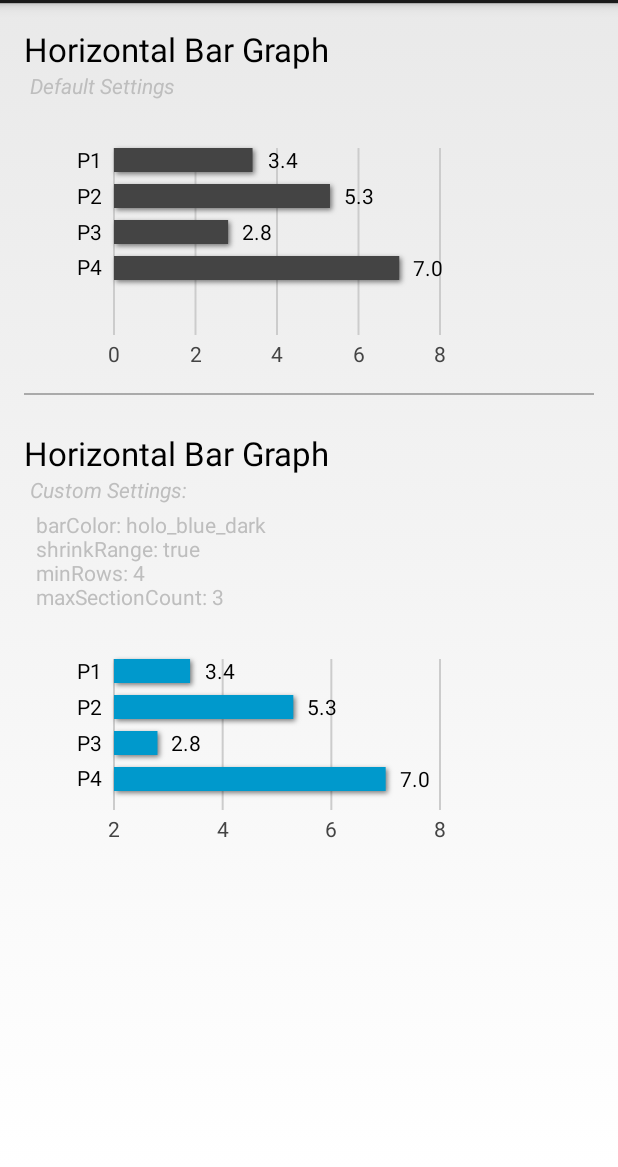
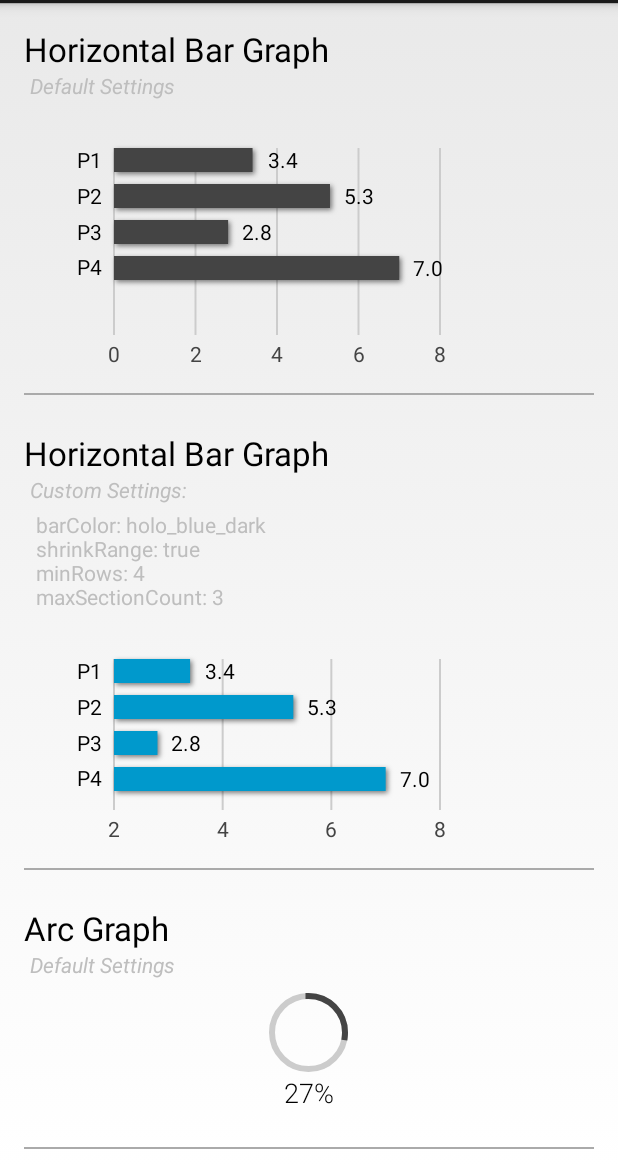
Before and after one commit to vertigo/family-plot, an Android app: the screen it shows after launch (MainActivity), on a phone screen of 412 x 824 dp, the part 69-1236 px from its top. Run offline under Robolectric (Android 15) with nearby library versions, the phone set to English and light mode, and no system bars.

Commit message:
Add arc graph

```diff
--- /dev/null
+++ b/library/src/main/java/com/vertigo/familyplot/library/ArcGraph.java
@@ -0,0 +1,137 @@
+/*
+ * Copyright 2014 Vertigo Software, Inc.
+ *
+ *    Licensed under the Apache License, Version 2.0 (the "License");
+ *    you may not use this file except in compliance with the License.
+ *    You may obtain a copy of the License at
+ *
+ *        http://www.apache.org/licenses/LICENSE-2.0
+ *
+ *    Unless required by applicable law or agreed to in writing, software
+ *    distributed under the License is distributed on an "AS IS" BASIS,
+ *    WITHOUT WARRANTIES OR CONDITIONS OF ANY KIND, either express or implied.
+ *    See the License for the specific language governing permissions and
+ *    limitations under the License.
+ */
+
+package com.vertigo.familyplot.library;
+
+import android.content.Context;
+import android.content.res.TypedArray;
+import android.graphics.Color;
+import android.util.AttributeSet;
+import android.view.View;
+import android.widget.FrameLayout;
+import android.widget.ImageView;
+import android.widget.RelativeLayout;
+import android.widget.TextView;
+
+import java.text.NumberFormat;
+
+public class ArcGraph extends RelativeLayout {
+
+    private ImageView mInnerImage;
+    private FrameLayout mGraphFrame;
+    private TextView mPercentageText;
+    private ArcGraphDrawable mArcGraph;
+    private int mArcColor;
+    private int mTrackColor;
+    private float mPercentage;
+    private int mStrokeWidth;
+
+    public ArcGraph(Context context) {
+        super(context);
+        init(context, null, 0);
+    }
+
+    public ArcGraph(Context context, AttributeSet attrs) {
+        super(context, attrs);
+        init(context, attrs, 0);
+    }
+
+    public ArcGraph(Context context, AttributeSet attrs, int defStyle) {
+        super(context, attrs, defStyle);
+        init(context, attrs, defStyle);
+    }
+
+    public int getArcColor() {
+        return mArcColor;
+    }
+
+    public void setArcColor(int arcColor) {
+        mArcColor = arcColor;
+
+        if (mArcGraph != null) {
+            mArcGraph.setColor(arcColor);
+        }
+    }
+
+    public int getTrackColor() {
+        return mTrackColor;
+    }
+
+    public void setTrackColor(int trackColor) {
+        mTrackColor = trackColor;
+
+        if (mArcGraph != null) {
+            mArcGraph.setTrackColor(mTrackColor);
+        }
+    }
+
+    public float getPercentage() {
+        return mPercentage;
+    }
+
+    public void setPercentage(float percentage) {
+        mPercentage = percentage;
+
+        if (mArcGraph != null) {
+            mArcGraph.setSweepLength(mPercentage);
+        }
+
+        if (mPercentageText != null) {
+            mPercentageText.setText(NumberFormat.getPercentInstance().format(mPercentage));
+        }
+    }
+
+    public int getStrokeWidth() {
+        return mStrokeWidth;
+    }
+
+    public void setStrokeWidth(int strokeWidth) {
+        mStrokeWidth = strokeWidth;
+
+        if (mArcGraph != null) {
+            mArcGraph.setStrokeWidth(mStrokeWidth);
+        }
+    }
+
+    private void init(Context context, AttributeSet attrs, int defStyle) {
+        View root = inflate(context, R.layout.arc_graph, this);
+
+        mInnerImage = (ImageView) root.findViewById(R.id.inner_image);
+        mGraphFrame = (FrameLayout) root.findViewById(R.id.graph_frame);
+        mPercentageText = (TextView) root.findViewById(R.id.percentage);
+
+        TypedArray a = context.obtainStyledAttributes(attrs, R.styleable.ArcGraph, 0, defStyle);
+        if (!isInEditMode() && a != null) {
+            mArcColor = a.getColor(R.styleable.ArcGraph_arcColor, Color.DKGRAY);
+            mTrackColor = a.getColor(R.styleable.ArcGraph_trackColor, Color.LTGRAY);
+            mStrokeWidth = a.getDimensionPixelSize(R.styleable.ArcGraph_strokeWidth, getResources().getDimensionPixelSize(R.dimen.arc_graph_stroke_width));
+            mInnerImage.setImageDrawable(a.getDrawable(R.styleable.ArcGraph_innerImage));
+            mPercentageText.setTextColor(a.getColor(R.styleable.ArcGraph_android_textColor, Color.BLACK));
+            a.recycle();
+        }
+
+        mPercentageText.setText(NumberFormat.getPercentInstance().format(mPercentage));
+        mArcGraph = new ArcGraphDrawable(mArcColor, mPercentage);
+        mArcGraph.setStrokeWidth(mStrokeWidth);
+        mArcGraph.setTrackColor(mTrackColor);
+        mGraphFrame.setBackground(mArcGraph);
+    }
+
+    @Override
+    protected void onFinishInflate() {
+        super.onFinishInflate();
+    }
+}
--- /dev/null
+++ b/library/src/main/java/com/vertigo/familyplot/library/ArcGraphDrawable.java
@@ -0,0 +1,150 @@
+/*
+ * Copyright 2014 Vertigo Software, Inc.
+ *
+ *    Licensed under the Apache License, Version 2.0 (the "License");
+ *    you may not use this file except in compliance with the License.
+ *    You may obtain a copy of the License at
+ *
+ *        http://www.apache.org/licenses/LICENSE-2.0
+ *
+ *    Unless required by applicable law or agreed to in writing, software
+ *    distributed under the License is distributed on an "AS IS" BASIS,
+ *    WITHOUT WARRANTIES OR CONDITIONS OF ANY KIND, either express or implied.
+ *    See the License for the specific language governing permissions and
+ *    limitations under the License.
+ */
+
+package com.vertigo.familyplot.library;
+
+import android.graphics.Canvas;
+import android.graphics.Color;
+import android.graphics.ColorFilter;
+import android.graphics.Paint;
+import android.graphics.Rect;
+import android.graphics.RectF;
+import android.graphics.drawable.Drawable;
+
+public class ArcGraphDrawable extends Drawable {
+
+    private final Paint mPaint;
+    private final Paint mTrackPaint;
+    private final RectF mRect;
+    private int mColor;
+    private int mTrackColor;
+    private float mSweepLength;
+    private int mStrokeWidth;
+
+    public ArcGraphDrawable() {
+        this(Color.RED, 0f);
+    }
+
+    public ArcGraphDrawable(int color, float sweepLength) {
+        setSweepLength(sweepLength);
+        mColor = color;
+        mRect = new RectF();
+
+        mPaint = new Paint();
+        mPaint.setColor(color);
+        mPaint.setAntiAlias(true);
+        mPaint.setStyle(Paint.Style.STROKE);
+        mPaint.setStrokeCap(Paint.Cap.SQUARE);
+        mPaint.setStrokeWidth(mStrokeWidth);
+
+        mTrackPaint = new Paint();
+        mTrackColor = Color.DKGRAY;
+        mTrackPaint.setColor(mTrackColor);
+        mTrackPaint.setAntiAlias(true);
+        mTrackPaint.setStyle(Paint.Style.STROKE);
+        mTrackPaint.setStrokeCap(Paint.Cap.SQUARE);
+        mTrackPaint.setStrokeWidth(mStrokeWidth);
+    }
+
+    public int getColor() {
+        return mColor;
+    }
+
+    public void setColor(int color) {
+        if (mColor != color) {
+            mColor = color;
+            mPaint.setColor(color);
+            invalidateSelf();
+        }
+    }
+
+    public int getTrackColor() {
+        return mTrackColor;
+    }
+
+    public void setTrackColor(int trackColor) {
+        if (mTrackColor != trackColor) {
+            mTrackColor = trackColor;
+            mTrackPaint.setColor(trackColor);
+            invalidateSelf();
+        }
+    }
+
+    public float getSweepLength() {
+        return mSweepLength;
+    }
+
+    public void setSweepLength(float sweepLength) {
+        if (mStrokeWidth != sweepLength) {
+            if (sweepLength > 1f) {
+                mSweepLength = 1;
+            } else if (sweepLength < 0) {
+                mSweepLength = 0;
+            } else {
+                mSweepLength = sweepLength;
+            }
+
+            invalidateSelf();
+        }
+    }
+
+    public int getStrokeWidth() {
+        return mStrokeWidth;
+    }
+
+    public void setStrokeWidth(int strokeWidth) {
+        if (mStrokeWidth != strokeWidth) {
+            mStrokeWidth = strokeWidth;
+            mPaint.setStrokeWidth(mStrokeWidth);
+            mTrackPaint.setStrokeWidth(mStrokeWidth);
+            invalidateSelf();
+        }
+    }
+
+    @Override
+    public void draw(Canvas canvas) {
+        if (mSweepLength > 0f && mStrokeWidth > 0) {
+            int count = canvas.save();
+            Rect bounds = getBounds();
+            Rect innerBounds = new Rect(
+                    mStrokeWidth - 1,
+                    mStrokeWidth - 1,
+                    bounds.width() - mStrokeWidth + 1,
+                    bounds.height() - mStrokeWidth + 1);
+            mRect.set(innerBounds);
+
+            if (mSweepLength != 1f) {
+                canvas.drawArc(mRect, 0, 360, false, mTrackPaint);
+            }
+
+            canvas.drawArc(mRect, -90, mSweepLength * 360, false, mPaint);
+            canvas.restoreToCount(count);
+        }
+    }
+
+    @Override
+    public void setAlpha(int alpha) {
+    }
+
+    @Override
+    public void setColorFilter(ColorFilter cf) {
+    }
+
+    @Override
+    public int getOpacity() {
+        return 0;
+    }
+}
--- /dev/null
+++ b/library/src/main/res/layout/arc_graph.xml
@@ -0,0 +1,44 @@
+<?xml version="1.0" encoding="utf-8"?>
+
+<!--
+  ~ Copyright 2014 Vertigo Software, Inc.
+  ~
+  ~    Licensed under the Apache License, Version 2.0 (the "License");
+  ~    you may not use this file except in compliance with the License.
+  ~    You may obtain a copy of the License at
+  ~
+  ~        http://www.apache.org/licenses/LICENSE-2.0
+  ~
+  ~    Unless required by applicable law or agreed to in writing, software
+  ~    distributed under the License is distributed on an "AS IS" BASIS,
+  ~    WITHOUT WARRANTIES OR CONDITIONS OF ANY KIND, either express or implied.
+  ~    See the License for the specific language governing permissions and
+  ~    limitations under the License.
+  -->
+
+<merge xmlns:android="http://schemas.android.com/apk/res/android"
+       android:layout_width="wrap_content"
+       android:layout_height="wrap_content">
+
+    <FrameLayout
+        style="@style/ArcGraphFrame"
+        android:id="@+id/graph_frame"
+        android:layout_centerHorizontal="true"
+        android:layout_alignParentTop="true" >
+
+        <ImageView
+            style="@style/ArcGraphImage"
+            android:id="@+id/inner_image"
+            android:layout_gravity="center"
+            android:scaleType="center"
+            android:contentDescription="@null" />
+    </FrameLayout>
+
+    <TextView
+        style="@style/ArcGraphPercentage"
+        android:id="@+id/percentage"
+        android:layout_centerHorizontal="true"
+        android:layout_below="@id/graph_frame"
+        android:gravity="center_horizontal" />
+
+</merge>
--- a/library/src/main/res/values/attrs.xml
+++ b/library/src/main/res/values/attrs.xml
@@ -41,4 +41,12 @@
         <attr name="maxSectionCount" format="integer" />
 
     </declare-styleable>
+
+    <declare-styleable name="ArcGraph">
+        <attr name="android:textColor" />
+        <attr name="arcColor" format="reference|color|integer" />
+        <attr name="trackColor" format="reference|color|integer" />
+        <attr name="strokeWidth" format="reference|dimension|integer" />
+        <attr name="innerImage" format="reference" />
+    </declare-styleable>
 </resources>
--- a/library/src/main/res/values/dimens.xml
+++ b/library/src/main/res/values/dimens.xml
@@ -20,4 +20,9 @@
     <dimen name="bar_text_size">14sp</dimen>
     <dimen name="axis_text_size">12dp</dimen>
     <dimen name="gutter_sm">8dp</dimen>
+
+    <dimen name="arc_graph_container_width">60dp</dimen>
+    <dimen name="arc_graph_stroke_width">4dp</dimen>
+
+
 </resources>
--- /dev/null
+++ b/library/src/main/res/values/styles.xml
@@ -0,0 +1,36 @@
+<?xml version="1.0" encoding="utf-8"?>
+<!--
+  ~ Copyright 2014 Vertigo Software, Inc.
+  ~
+  ~    Licensed under the Apache License, Version 2.0 (the "License");
+  ~    you may not use this file except in compliance with the License.
+  ~    You may obtain a copy of the License at
+  ~
+  ~        http://www.apache.org/licenses/LICENSE-2.0
+  ~
+  ~    Unless required by applicable law or agreed to in writing, software
+  ~    distributed under the License is distributed on an "AS IS" BASIS,
+  ~    WITHOUT WARRANTIES OR CONDITIONS OF ANY KIND, either express or implied.
+  ~    See the License for the specific language governing permissions and
+  ~    limitations under the License.
+  -->
+
+<resources>
+
+    <style name="ArcGraphPercentage">
+        <item name="android:textSize">18sp</item>
+        <item name="android:fontFamily">sans-serif-light</item>
+        <item name="android:layout_width">wrap_content</item>
+        <item name="android:layout_height">wrap_content</item>
+    </style>
+
+    <style name="ArcGraphImage">
+        <item name="android:layout_width">25dp</item>
+        <item name="android:layout_height">25dp</item>
+    </style>
+
+    <style name="ArcGraphFrame">
+        <item name="android:layout_width">55dp</item>
+        <item name="android:layout_height">55dp</item>
+    </style>
+</resources>
--- a/sample/src/main/java/com/vertigo/familyplot/sample/MainActivity.java
+++ b/sample/src/main/java/com/vertigo/familyplot/sample/MainActivity.java
@@ -9,6 +9,7 @@ import android.view.MenuItem;
 import android.view.View;
 import android.view.ViewGroup;
 
+import com.vertigo.familyplot.library.ArcGraph;
 import com.vertigo.familyplot.library.Entry;
 import com.vertigo.familyplot.library.HorizontalBarGraph;
 
@@ -45,6 +46,8 @@ public class MainActivity extends Activity {
 
         HorizontalBarGraph hbg1;
         HorizontalBarGraph hbg2;
+        ArcGraph arc1;
+        ArcGraph arc2;
 
         @Override
         public View onCreateView(LayoutInflater inflater, ViewGroup container,
@@ -52,6 +55,8 @@ public class MainActivity extends Activity {
             View rootView = inflater.inflate(R.layout.fragment_main, container, false);
             hbg1 = (HorizontalBarGraph)rootView.findViewById(R.id.hbg1);
             hbg2 = (HorizontalBarGraph)rootView.findViewById(R.id.hbg2);
+            arc1 = (ArcGraph)rootView.findViewById(R.id.arc1);
+            arc2 = (ArcGraph)rootView.findViewById(R.id.arc2);
             return rootView;
         }
 
@@ -60,6 +65,9 @@ public class MainActivity extends Activity {
             super.onViewCreated(view, savedInstanceState);
             loadData(hbg1);
             loadData(hbg2);
+
+            arc1.setPercentage(.27f);
+            arc2.setPercentage(.42f);
         }
 
         private void loadData(HorizontalBarGraph graph) {
--- a/sample/src/main/res/layout/fragment_main.xml
+++ b/sample/src/main/res/layout/fragment_main.xml
@@ -88,5 +88,76 @@
             app:minRows="4"
             app:maxSectionCount="3"  />
 
+
+        <View
+            android:layout_width="match_parent"
+            android:layout_height="1dp"
+            android:layout_marginBottom="@dimen/gutter_xl"
+            android:background="@android:color/darker_gray"
+            />
+
+
+        <TextView
+            style="@android:style/TextAppearance.Large"
+            android:layout_width="match_parent"
+            android:layout_height="wrap_content"
+            android:text="Arc Graph"
+            />
+
+        <TextView
+            style="@android:style/TextAppearance.Small.Inverse"
+            android:layout_width="match_parent"
+            android:layout_height="wrap_content"
+            android:paddingLeft="@dimen/gutter_xs"
+            android:paddingBottom="@dimen/gutter_sm"
+            android:textStyle="italic"
+            android:text="Default Settings"/>
+
+
+        <com.vertigo.familyplot.library.ArcGraph
+            android:id="@+id/arc1"
+            android:layout_width="match_parent"
+            android:layout_height="wrap_content"/>
+
+        <View
+            android:layout_width="match_parent"
+            android:layout_height="1dp"
+            android:layout_marginTop="@dimen/gutter_xl"
+            android:layout_marginBottom="@dimen/gutter_xl"
+            android:background="@android:color/darker_gray"
+            />
+
+        <TextView
+            style="@android:style/TextAppearance.Large"
+            android:layout_width="match_parent"
+            android:layout_height="wrap_content"
+            android:text="Arc Graph"
+            />
+
+        <TextView
+            style="@android:style/TextAppearance.Small.Inverse"
+            android:layout_width="match_parent"
+            android:layout_height="wrap_content"
+            android:paddingLeft="@dimen/gutter_xs"
+            android:paddingBottom="@dimen/gutter_xs"
+            android:textStyle="italic"
+            android:text="Custom Settings:"/>
+
+        <TextView
+            style="@android:style/TextAppearance.Small.Inverse"
+            android:layout_width="match_parent"
+            android:layout_height="wrap_content"
+            android:paddingLeft="@dimen/gutter_sm"
+            android:paddingBottom="@dimen/gutter_sm"
+            android:text="arcColor: holo_blue_dark\narcTrack: holo_blue_bright\ninnerImage:ic_media_play"/>
+
+        <com.vertigo.familyplot.library.ArcGraph
+            android:id="@+id/arc2"
+            android:layout_width="match_parent"
+            android:layout_height="wrap_content"
+            app:arcColor="@android:color/holo_blue_dark"
+            app:trackColor="@android:color/holo_blue_bright"
+            app:innerImage="@android:drawable/ic_media_play"/>
+
     </LinearLayout>
 </ScrollView>
```
